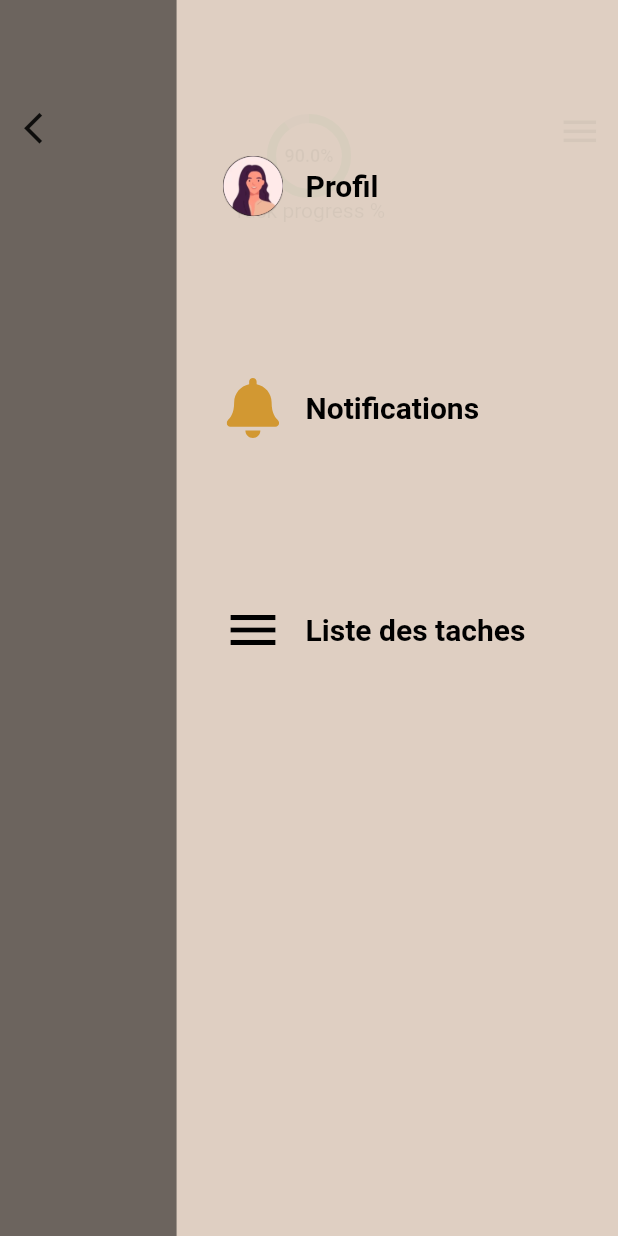
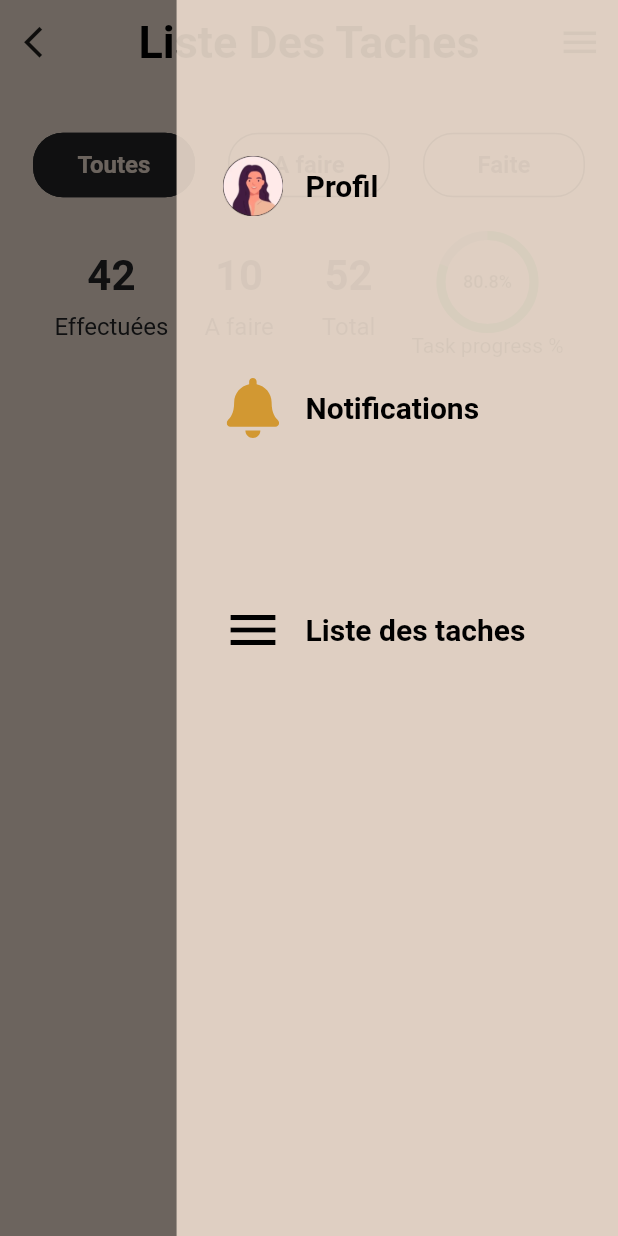
Before and after one commit to maissaAmg/smartbev_mobile3, a Flutter app: the ListeTacheView screen opened directly with empty values, with the side drawer open, on a phone screen of 412 x 824 dp. Run offline on Flutter 3.47's test engine with Material 2 defaults, Android fonts, the phone set to English and light mode, and no system bars; drawn by our look-alikes of percent_indicator; our stand-ins replace flutter_svg, hexcolor, image_picker; Roboto replaces fonts that are missing (Helvetica Neue); project files that could hold a hidden picture were left out.

Commit message:
feat:finished the tasksList interface

```diff
--- /dev/null
+++ b/lib/View/Widgets/filterButton.dart
@@ -0,0 +1,47 @@
+import 'package:flutter/material.dart';
+import 'package:login/Utils/global_colors.dart';
+
+class FilterButton extends StatefulWidget {
+  final String text;
+  final VoidCallback onTap;
+  final bool isSelected;
+  const FilterButton({
+    Key? key,
+    required this.text,
+    required this.isSelected,
+    required this.onTap,
+  }) : super(key: key);
+
+  @override
+  State<FilterButton> createState() => _FilterButtonState();
+}
+
+class _FilterButtonState extends State<FilterButton> {
+  @override
+  Widget build(BuildContext context) {
+    return ElevatedButton(
+      onPressed: widget.onTap,
+      style: ElevatedButton.styleFrom(
+        minimumSize: const Size(108, 43),
+        elevation: 0,
+        shape: RoundedRectangleBorder(
+          borderRadius: BorderRadius.circular(20),
+          side: BorderSide(color: GlobalColor.textColor, width: 1),
+        ),
+        backgroundColor:
+            widget.isSelected ? GlobalColor.textColor : GlobalColor.mainColor,
+        foregroundColor:
+            widget.isSelected ? Colors.white : GlobalColor.textColor,
+      ),
+      child: Text(
+        widget.text,
+        style: TextStyle(
+          fontSize: 16,
+          fontWeight: FontWeight.w600,
+          color:
+              widget.isSelected ? GlobalColor.mainColor : GlobalColor.textColor,
+        ),
+      ),
+    );
+  }
+}
--- /dev/null
+++ b/lib/View/Widgets/filterButtons.dart
@@ -0,0 +1,45 @@
+import 'package:flutter/material.dart';
+import 'package:login/View/Widgets/filterButton.dart';
+
+//Une liste des boutons utilisés pour filtrer les résultats. Cette liste est utile pour garder la trace
+//du bouton active à chaque fois pour exécuter les exécutions en conséquence (schéma des couleurs)
+class FilterButtons extends StatefulWidget {
+  const FilterButtons({super.key});
+
+  @override
+  State<FilterButtons> createState() => _FilterButtonsState();
+}
+
+class _FilterButtonsState extends State<FilterButtons> {
+  int selectedIndex = 0;
+
+  void onButtonPressed(int index) {
+    setState(() {
+      selectedIndex = index;
+    });
+  }
+
+  @override
+  Widget build(BuildContext context) {
+    return Row(
+      mainAxisAlignment: MainAxisAlignment.spaceEvenly,
+      children: [
+        FilterButton(
+          text: "Toutes",
+          isSelected: selectedIndex == 0,
+          onTap: () => onButtonPressed(0),
+        ),
+        FilterButton(
+          text: "A faire",
+          isSelected: selectedIndex == 1,
+          onTap: () => onButtonPressed(1),
+        ),
+        FilterButton(
+          text: "Faite",
+          isSelected: selectedIndex == 2,
+          onTap: () => onButtonPressed(2),
+        ),
+      ],
+    );
+  }
+}
--- a/lib/View/Widgets/menu.dart
+++ b/lib/View/Widgets/menu.dart
@@ -25,7 +25,6 @@ class Menu extends StatelessWidget implements PreferredSizeWidget {
   @override
   Widget build(BuildContext context) {
     return Container(
-      padding: const EdgeInsets.only(top: 65),
       color: GlobalColor.mainColor,
       child: Stack(
         children: [
--- a/lib/View/Widgets/roundprogressbar..dart
+++ b/lib/View/Widgets/roundprogressbar..dart
@@ -28,13 +28,13 @@ class _RoundProgressBarState extends State<RoundProgressBar> {
           bottom: 2,
         ),
         child: CircularPercentIndicator(
-          radius: 28,
+          radius: 34,
           lineWidth: 6,
           backgroundColor: Colors.grey,
           progressColor: progressColor,
           percent: widget.progress,
           center: Text(
-            "${widget.progress * 100}%",
+            "${(widget.progress * 100.0).toStringAsFixed(1)}%",
             style: const TextStyle(fontSize: 12, fontWeight: FontWeight.w500),
           ),
           animation: true,
--- a/lib/View/Widgets/task_item.dart
+++ b/lib/View/Widgets/task_item.dart
@@ -56,7 +56,7 @@ class _TaskItemState extends State<TaskItem> {
                     ),
                   ),
                 ),
-                const SizedBox(height: 5),
+                const SizedBox(height: 3),
                 Container(
                   margin: const EdgeInsets.only(left: 14),
                   child: Text(
--- a/lib/View/listetaches_view.dart
+++ b/lib/View/listetaches_view.dart
@@ -1,5 +1,6 @@
 import 'package:flutter/material.dart';
 import 'package:login/Utils/global_colors.dart';
+import 'package:login/View/Widgets/filterButtons.dart';
 import 'package:login/View/Widgets/roundprogressbar..dart';
 import 'package:login/View/Widgets/task_item.dart';
 import 'package:login/View/Widgets/listetaches.dart';
@@ -20,7 +21,7 @@ class _ListeTacheViewState extends State<ListeTacheView> {
     return Scaffold(
       backgroundColor: GlobalColor.mainColor,
       appBar: Menu(
-        title: 'Liste des taches',
+        title: 'Liste Des Taches',
         leftIcon: Icons.arrow_back_ios,
         rightIcon: Icons.menu,
         onLeftIconPressed: () => Navigator.pop(context),
@@ -31,10 +32,94 @@ class _ListeTacheViewState extends State<ListeTacheView> {
       body: SingleChildScrollView(
         child: Column(children: [
           const SizedBox(
-            height: 20,
+            height: 30,
           ),
-          //Progress bar
-          const RoundProgressBar(progress: 0.9),
+          FilterButtons(),
+
+          const SizedBox(
+            height: 12,
+          ),
+
+          //bar de progression et détails des taches du maintenancier
+          Center(
+            child: Row(
+              mainAxisAlignment: MainAxisAlignment.center,
+              children: [
+                Container(
+                  padding: const EdgeInsets.all(8),
+                  child: Column(
+                    children: [
+                      Text(
+                        '42',
+                        style: TextStyle(
+                          fontSize: 28,
+                          fontWeight: FontWeight.bold,
+                          color: GlobalColor.textColor,
+                        ),
+                      ),
+                      const SizedBox(height: 8),
+                      Text(
+                        'Effectuées',
+                        style: TextStyle(
+                          fontSize: 16,
+                          color: GlobalColor.textColor,
+                        ),
+                      ),
+                    ],
+                  ),
+                ),
+                Container(
+                  padding: const EdgeInsets.all(16),
+                  child: Column(
+                    children: [
+                      Text(
+                        '10',
+                        style: TextStyle(
+                          fontSize: 28,
+                          fontWeight: FontWeight.bold,
+                          color: GlobalColor.textColor,
+                        ),
+                      ),
+                      const SizedBox(height: 8),
+                      Text(
+                        'A faire',
+                        style: TextStyle(
+                          fontSize: 16,
+                          color: GlobalColor.textColor,
+                        ),
+                      ),
+                    ],
+                  ),
+                ),
+                Container(
+                  padding: const EdgeInsets.all(16),
+                  child: Column(
+                    children: [
+                      Text(
+                        '52',
+                        style: TextStyle(
+                          fontSize: 28,
+                          fontWeight: FontWeight.bold,
+                          color: GlobalColor.textColor,
+                        ),
+                      ),
+                      const SizedBox(height: 8),
+                      Text(
+                        'Total',
+                        style: TextStyle(
+                          fontSize: 16,
+                          color: GlobalColor.textColor,
+                        ),
+                      ),
+                    ],
+                  ),
+                ),
+                Container(
+                    padding: const EdgeInsets.all(8),
+                    child: RoundProgressBar(progress: 0.808)),
+              ],
+            ),
+          ),
           //Liste des Taches
           ListView.builder(
             shrinkWrap: true,
--- a/lib/View/notification_view.dart
+++ b/lib/View/notification_view.dart
@@ -32,10 +32,10 @@ class NotificationScreen extends StatelessWidget {
           children: [
             Container(
               alignment: Alignment.center,
-              padding: const EdgeInsets.only(top: 10, bottom: 10),
+              padding: const EdgeInsets.only(top: 20, bottom: 10),
               child: SvgPicture.asset(
                 'assets/images/cloche.svg',
-                height: 150,
+                height: 120,
               ),
             ),
             ListView.builder(
```
